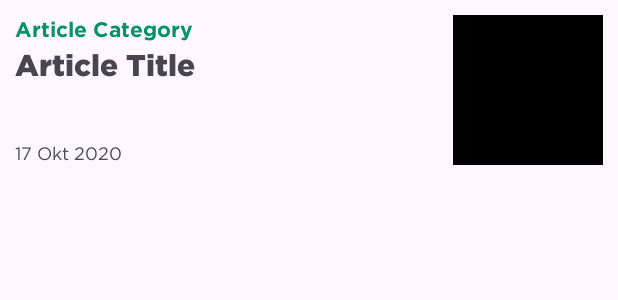
After one commit to fadlurahmanfdev/media_islam, an Android app: the layout item_article_layout.xml on its own in the app's theme, with its tools: preview values and no code run, on a phone screen of 412 x 824 dp. The commit adds this screen. Shown: the top 300 px of the screen. Run offline under Robolectric (Android 15) with nearby library versions, the phone set to English and light mode, and no system bars.

Commit message:
setup feature article

```diff
--- a/app/src/main/java/co/id/fadlurahmanf/mediaislam/core/di/components/ApplicationComponent.kt
+++ b/app/src/main/java/co/id/fadlurahmanf/mediaislam/core/di/components/ApplicationComponent.kt
@@ -1,6 +1,8 @@
 package co.id.fadlurahmanf.mediaislam.core.di.components
 
 import android.content.Context
+import co.id.fadlurahmanf.mediaislam.article.ArticleModule
+import co.id.fadlurahmanf.mediaislam.article.ArticleSubComponent
 import co.id.fadlurahmanf.mediaislam.core.di.modules.NetworkModule
 import co.id.fadlurahmanf.mediaislam.main.MainModule
 import co.id.fadlurahmanf.mediaislam.main.MainSubComponent
@@ -18,6 +20,7 @@ import javax.inject.Singleton
         NetworkModule::class,
         QuranModule::class,
         MainModule::class,
+        ArticleModule::class,
     ]
 )
 interface ApplicationComponent {
@@ -28,4 +31,5 @@ interface ApplicationComponent {
 
     fun quranSubComponentFactory(): QuranSubComponent.Factory
     fun mainSubComponentFactory(): MainSubComponent.Factory
+    fun articleSubComponentFactory(): ArticleSubComponent.Factory
 }
--- a/app/src/main/java/co/id/fadlurahmanf/mediaislam/main/presentation/MainActivity.kt
+++ b/app/src/main/java/co/id/fadlurahmanf/mediaislam/main/presentation/MainActivity.kt
@@ -67,6 +67,11 @@ class MainActivity :
             id = "SURAH",
             title = "Surat",
             icon = R.drawable.il_iqra,
+        ),
+        ItemMainMenuModel(
+            id = "ARTICLE",
+            title = "Artikel",
+            icon = R.drawable.il_article_news,
         )
     )
 
--- /dev/null
+++ b/app/src/main/res/layout/item_article_layout.xml
@@ -0,0 +1,55 @@
+<?xml version="1.0" encoding="utf-8"?>
+<androidx.constraintlayout.widget.ConstraintLayout xmlns:android="http://schemas.android.com/apk/res/android"
+    xmlns:app="http://schemas.android.com/apk/res-auto"
+    android:layout_width="match_parent"
+    android:layout_height="wrap_content"
+    android:padding="10dp">
+
+    <LinearLayout
+        android:layout_width="0dp"
+        android:layout_height="100dp"
+        android:orientation="vertical"
+        app:layout_constraintBottom_toBottomOf="parent"
+        app:layout_constraintEnd_toStartOf="@id/iv_article"
+        app:layout_constraintStart_toStartOf="parent"
+        app:layout_constraintTop_toTopOf="parent">
+
+        <TextView
+            android:id="@+id/tv_article_category"
+            style="@style/Font.SemiBold.14"
+            android:layout_width="match_parent"
+            android:layout_height="wrap_content"
+            android:text="Article Category"
+            android:textColor="@color/primary" />
+
+        <TextView
+            android:id="@+id/tv_article_title"
+            style="@style/Font.Bold.20"
+            android:layout_width="match_parent"
+            android:layout_height="wrap_content"
+            android:text="Article Title" />
+
+        <View
+            android:layout_width="wrap_content"
+            android:layout_height="0dp"
+            android:layout_weight="1" />
+
+        <TextView
+            android:id="@+id/tv_article_date"
+            style="@style/Font.Regular.12"
+            android:layout_width="match_parent"
+            android:layout_height="wrap_content"
+            android:text="17 Okt 2020" />
+    </LinearLayout>
+
+    <ImageView
+        android:id="@+id/iv_article"
+        android:layout_width="100dp"
+        android:layout_height="100dp"
+        android:background="@color/black"
+        android:contentDescription="Image View Content Article"
+        app:layout_constraintBottom_toBottomOf="parent"
+        app:layout_constraintEnd_toEndOf="parent"
+        app:layout_constraintTop_toTopOf="parent" />
+
+</androidx.constraintlayout.widget.ConstraintLayout>
```
Also changed, not shown: app/src/main/AndroidManifest.xml (+8 -5 lines), app/src/main/java/co/id/fadlurahmanf/mediaislam/article/ArticleModule.kt (added, +7 -0 lines), app/src/main/java/co/id/fadlurahmanf/mediaislam/article/ArticleSubComponent.kt (added, +17 -0 lines), app/src/main/java/co/id/fadlurahmanf/mediaislam/article/BaseArticleActivity.kt (added, +68 -0 lines), app/src/main/java/co/id/fadlurahmanf/mediaislam/article/presentation/ArticleListActivity.kt (added, +21 -0 lines), app/src/main/res/layout/activity_article_list.xml (added, +10 -0 lines), app/src/main/res/drawable/il_article_news.png (added).
